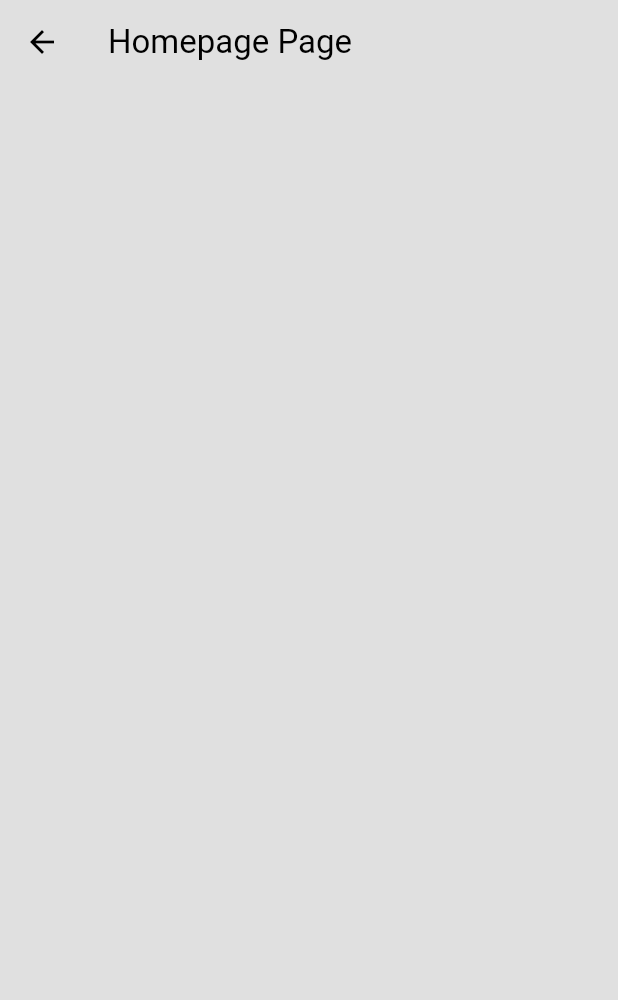
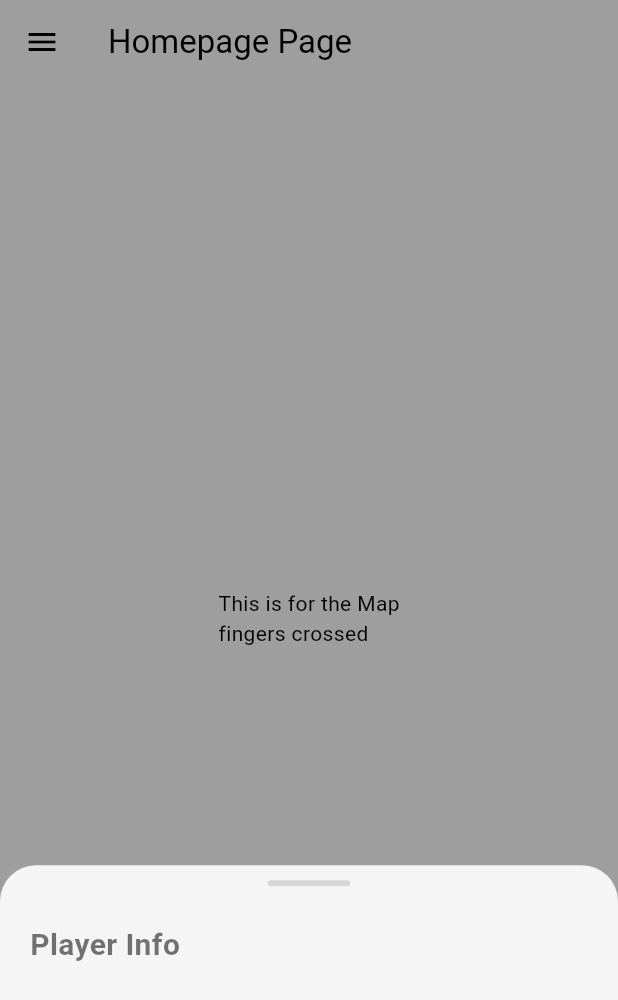
Before and after one commit to jaydentosul/fit_ness_territory, a Flutter app: the HomePage screen opened by its route, on a phone screen of 412 x 824 dp. Shown: the top 1000 px of the screen. Run offline on Flutter 3.47's test engine with Material 3 defaults, Android fonts, the phone set to English and light mode, and no system bars.

Commit message:
Added scoreboard, setting, profile pages and added the scrollable bottom sheet along with the rouets

```diff
--- /dev/null
+++ b/lib/components/my_bottom_sheet.dart
@@ -0,0 +1,65 @@
+import 'package:flutter/material.dart';
+
+class MyBottomSheet extends StatelessWidget{
+  const MyBottomSheet({super.key});
+
+  @override
+  Widget build(BuildContext context) {
+    return DraggableScrollableSheet(
+      initialChildSize: 0.30,//initial start of the sheet
+      minChildSize: 0.15,
+      maxChildSize: 0.8,
+      builder: (context, scrollController) {
+        return Container(
+          decoration: BoxDecoration(
+            color: Theme.of(context).colorScheme.tertiary,
+            borderRadius: BorderRadius.vertical(
+              top: Radius.circular(24),
+            )
+          ),
+
+          child: ListView(
+            controller: scrollController,
+            padding: EdgeInsets.only(top: 10),
+            children: [
+              //drag handle
+              Center(
+                child: Container(
+                  width: 55,
+                  height: 4,
+                  decoration: BoxDecoration(
+                    color: Colors.black12,
+                    borderRadius: BorderRadius.circular(20)
+                  ),
+                ),
+              ),
+
+              const SizedBox(height: 25),
+
+
+              /*
+              Can fill up this section with player stats as similar to
+              the figma model
+               */
+              const Padding(
+                padding: EdgeInsets.only(left: 20),
+                child: Align(
+                  alignment: Alignment.topLeft,
+                  child: Text("Player Info",
+                    style: TextStyle(
+                      fontSize: 20,
+                      fontWeight: FontWeight.bold,
+                      color: Colors.black54,
+                    ),
+                  ),
+                ),
+              ),
+
+              const SizedBox(height: 10),
+            ],
+          ),
+        );
+      }
+    );
+  }
+}
--- a/lib/pages/home_page.dart
+++ b/lib/pages/home_page.dart
@@ -1,4 +1,6 @@
 import 'package:flutter/material.dart';
+import '../components/my_bottom_sheet.dart';
+import '../components/my_drawer.dart';
 
 
 class HomePage extends StatelessWidget {
@@ -7,9 +9,27 @@ class HomePage extends StatelessWidget {
   @override
   Widget build(BuildContext context) {
     return Scaffold(
+      extendBodyBehindAppBar: true,
       appBar: AppBar(
+        backgroundColor: Colors.transparent,
+        // foregroundColor: Theme.of(context).colorScheme.inversePrimary,
         title: Text('Homepage Page'),
       ),
+
+      body: Stack(
+        children: [
+          //for the map
+          Container(
+            color: Colors.grey,
+            child: Center(child: Text('This is for the Map\n'
+                'fingers crossed')),
+          ),
+
+          const MyBottomSheet(),  // ---> This is the Bottom draggable sheet
+        ],
+
+      ),
+      drawer: MyDrawer(), // ---> This is the top left menu Drawer
     );
   }
 }
--- a/lib/pages/intro_page.dart
+++ b/lib/pages/intro_page.dart
@@ -1,4 +1,4 @@
-import 'package:fit_ness_territory/components/my_button.dart';
+import 'package:fit_ness_territory/components/my_buttons.dart';
 import 'package:flutter/material.dart';
 
 class IntroPage extends StatelessWidget {
@@ -45,7 +45,7 @@ class IntroPage extends StatelessWidget {
 
             //Button
             ButtonOne(
-              onTap: () => Navigator.pushNamed(context, '/login_page'),
+              onTap: () => Navigator.pushReplacementNamed(context, '/login_page'),
               buttonIcon: Row(
                 mainAxisSize: MainAxisSize.min,
                 mainAxisAlignment: MainAxisAlignment.center,
--- a/lib/themes/my_themes.dart
+++ b/lib/themes/my_themes.dart
@@ -1,7 +1,10 @@
 import 'package:flutter/material.dart';
 
 ThemeData myThemes = ThemeData(
-  //Color Palette
+  /*
+  COLOR PALETTE
+  We can change this later on for a better color palette
+   */
   colorScheme: ColorScheme.light(
     surface: Colors.grey.shade300,
     primary: Colors.grey.shade200,
```
Also changed, not shown: lib/components/my_drawer.dart (added, +78 -0 lines), lib/components/my_list.dart (added, +31 -0 lines), lib/main.dart (+10 -3 lines), lib/pages/login_page.dart (+7 -4 lines), lib/pages/my_profile_page.dart (added, +21 -0 lines), lib/pages/scoreboard_page.dart (added, +21 -0 lines), lib/pages/settings_page.dart (added, +21 -0 lines), lib/components/my_buttons.dart (renamed from lib/components/my_button.dart).
